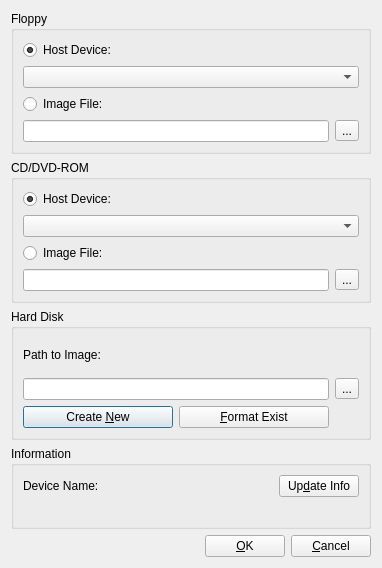
Old version of the form Properties_Window.ui in the repository qunying/aqemu-old.
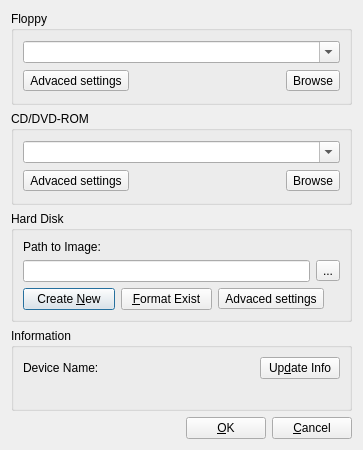
New version of the form. Icons and pictures are not drawn.

```diff
--- a/Properties_Window.ui
+++ b/Properties_Window.ui
@@ -9,8 +9,8 @@
    <rect>
     <x>0</x>
     <y>0</y>
-    <width>382</width>
-    <height>568</height>
+    <width>363</width>
+    <height>450</height>
    </rect>
   </property>
   <property name="windowTitle" >
@@ -20,8 +20,8 @@
    <iconset resource="images.qrc" >
     <normaloff>:/edit.png</normaloff>:/edit.png</iconset>
   </property>
-  <layout class="QGridLayout" name="gridLayout_5" >
-   <item row="0" column="0" >
+  <layout class="QVBoxLayout" name="verticalLayout" >
+   <item>
     <widget class="QGroupBox" name="GB_Floppy" >
      <property name="sizePolicy" >
       <sizepolicy vsizetype="Minimum" hsizetype="Preferred" >
@@ -33,44 +33,58 @@
       <string>Floppy</string>
      </property>
      <layout class="QGridLayout" name="gridLayout_4" >
-      <item row="0" column="0" >
-       <widget class="QRadioButton" name="RB_FD_Host" >
-        <property name="text" >
-         <string>Host Device:</string>
-        </property>
-        <property name="checked" >
+      <item row="0" column="0" colspan="3" >
+       <widget class="QComboBox" name="CB_FD_Devices" >
+        <property name="editable" >
          <bool>true</bool>
         </property>
        </widget>
       </item>
-      <item row="1" column="0" colspan="2" >
-       <widget class="QComboBox" name="CB_FD_Host_Devices" />
-      </item>
-      <item row="2" column="0" >
-       <widget class="QRadioButton" name="RB_FD_Image" >
+      <item row="1" column="0" >
+       <widget class="QToolButton" name="TB_FD_Advanced_Settings" >
         <property name="text" >
-         <string>Image File:</string>
+         <string>Advaced settings</string>
+        </property>
+        <property name="icon" >
+         <iconset resource="images.qrc" >
+          <normaloff>:/configure.png</normaloff>:/configure.png</iconset>
+        </property>
+        <property name="toolButtonStyle" >
+         <enum>Qt::ToolButtonTextBesideIcon</enum>
         </property>
        </widget>
       </item>
-      <item row="3" column="0" >
-       <widget class="QLineEdit" name="Edit_FD_Image_Path" />
+      <item row="1" column="1" >
+       <spacer name="horizontalSpacer" >
+        <property name="orientation" >
+         <enum>Qt::Horizontal</enum>
+        </property>
+        <property name="sizeHint" stdset="0" >
+         <size>
+          <width>114</width>
+          <height>20</height>
+         </size>
+        </property>
+       </spacer>
       </item>
-      <item row="3" column="1" >
+      <item row="1" column="2" >
        <widget class="QToolButton" name="TB_FD_Image_Browse" >
         <property name="text" >
-         <string>...</string>
+         <string>Browse</string>
         </property>
         <property name="icon" >
          <iconset resource="images.qrc" >
           <normaloff>:/open-file.png</normaloff>:/open-file.png</iconset>
         </property>
+        <property name="toolButtonStyle" >
+         <enum>Qt::ToolButtonTextBesideIcon</enum>
+        </property>
        </widget>
       </item>
      </layout>
     </widget>
    </item>
-   <item row="1" column="0" >
+   <item>
     <widget class="QGroupBox" name="GB_CDROM" >
      <property name="sizePolicy" >
       <sizepolicy vsizetype="Minimum" hsizetype="Preferred" >
@@ -82,44 +96,58 @@
       <string>CD/DVD-ROM</string>
      </property>
      <layout class="QGridLayout" name="gridLayout_3" >
-      <item row="0" column="0" >
-       <widget class="QRadioButton" name="RB_CDROM_Host" >
-        <property name="text" >
-         <string>Host Device:</string>
-        </property>
-        <property name="checked" >
+      <item row="0" column="0" colspan="3" >
+       <widget class="QComboBox" name="CB_CDROM_Devices" >
+        <property name="editable" >
          <bool>true</bool>
         </property>
        </widget>
       </item>
-      <item row="1" column="0" colspan="2" >
-       <widget class="QComboBox" name="CB_CDROM_Host_Devices" />
-      </item>
-      <item row="2" column="0" >
-       <widget class="QRadioButton" name="RB_CDROM_Image" >
+      <item row="1" column="0" >
+       <widget class="QToolButton" name="TB_CDROM_Advanced_Settings" >
         <property name="text" >
-         <string>Image File:</string>
+         <string>Advaced settings</string>
+        </property>
+        <property name="icon" >
+         <iconset resource="images.qrc" >
+          <normaloff>:/configure.png</normaloff>:/configure.png</iconset>
+        </property>
+        <property name="toolButtonStyle" >
+         <enum>Qt::ToolButtonTextBesideIcon</enum>
         </property>
        </widget>
       </item>
-      <item row="3" column="0" >
-       <widget class="QLineEdit" name="Edit_CDROM_Image_Path" />
+      <item row="1" column="1" >
+       <spacer name="horizontalSpacer_2" >
+        <property name="orientation" >
+         <enum>Qt::Horizontal</enum>
+        </property>
+        <property name="sizeHint" stdset="0" >
+         <size>
+          <width>114</width>
+          <height>20</height>
+         </size>
+        </property>
+       </spacer>
       </item>
-      <item row="3" column="1" >
+      <item row="1" column="2" >
        <widget class="QToolButton" name="TB_CDROM_Image_Browse" >
         <property name="text" >
-         <string>...</string>
+         <string>Browse</string>
         </property>
         <property name="icon" >
          <iconset resource="images.qrc" >
           <normaloff>:/open-file.png</normaloff>:/open-file.png</iconset>
         </property>
+        <property name="toolButtonStyle" >
+         <enum>Qt::ToolButtonTextBesideIcon</enum>
+        </property>
        </widget>
       </item>
      </layout>
     </widget>
    </item>
-   <item row="2" column="0" >
+   <item>
     <widget class="QGroupBox" name="GB_HDD" >
      <property name="sizePolicy" >
       <sizepolicy vsizetype="Minimum" hsizetype="Preferred" >
@@ -131,17 +159,17 @@
       <string>Hard Disk</string>
      </property>
      <layout class="QGridLayout" name="gridLayout_2" >
-      <item row="0" column="0" >
+      <item row="0" column="0" colspan="2" >
        <widget class="QLabel" name="Label_HDD_Path_to_Image" >
         <property name="text" >
          <string>Path to Image:</string>
         </property>
        </widget>
       </item>
-      <item row="1" column="0" colspan="2" >
+      <item row="1" column="0" colspan="3" >
        <widget class="QLineEdit" name="Edit_HDD_Image_Path" />
       </item>
-      <item row="1" column="2" >
+      <item row="1" column="3" >
        <widget class="QToolButton" name="TB_HDD_Image_Browse" >
         <property name="text" >
          <string>...</string>
@@ -174,10 +202,24 @@
         </property>
        </widget>
       </item>
+      <item row="2" column="2" colspan="2" >
+       <widget class="QToolButton" name="TB_HDD_Advanced_Settings" >
+        <property name="text" >
+         <string>Advaced settings</string>
+        </property>
+        <property name="icon" >
+         <iconset resource="images.qrc" >
+          <normaloff>:/configure.png</normaloff>:/configure.png</iconset>
+        </property>
+        <property name="toolButtonStyle" >
+         <enum>Qt::ToolButtonTextBesideIcon</enum>
+        </property>
+       </widget>
+      </item>
      </layout>
     </widget>
    </item>
-   <item row="3" column="0" >
+   <item>
     <widget class="QGroupBox" name="GB_Info" >
      <property name="sizePolicy" >
       <sizepolicy vsizetype="Maximum" hsizetype="Preferred" >
@@ -232,7 +274,7 @@
      </layout>
     </widget>
    </item>
-   <item row="4" column="0" >
+   <item>
     <layout class="QHBoxLayout" name="horizontalLayout" >
      <item>
       <spacer>
```
Left out of the diff: 15 changed lines with no effect on the pictures.
